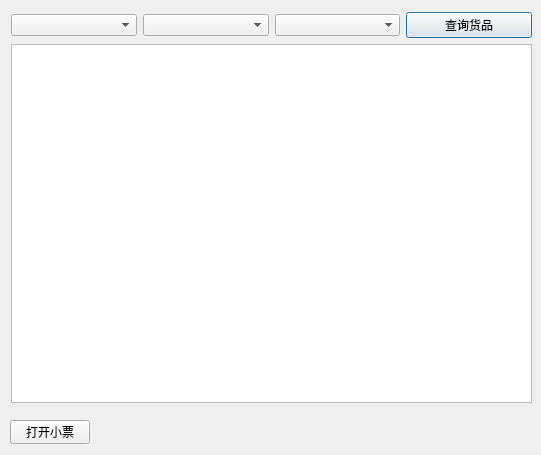
Old version of the form viewgoodsdialog.ui in the repository cryring/myorder.
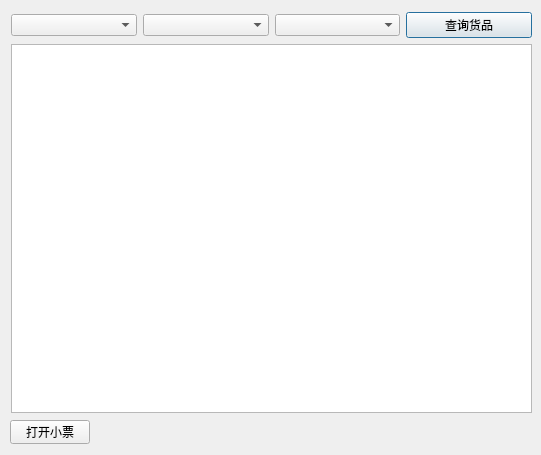
New version of the form.

Diff of the .ui file:
```diff
--- a/viewgoodsdialog.ui
+++ b/viewgoodsdialog.ui
@@ -19,7 +19,7 @@
      <x>11</x>
      <y>12</y>
      <width>521</width>
-     <height>391</height>
+     <height>401</height>
     </rect>
    </property>
    <layout class="QVBoxLayout" name="verticalLayout">
```
